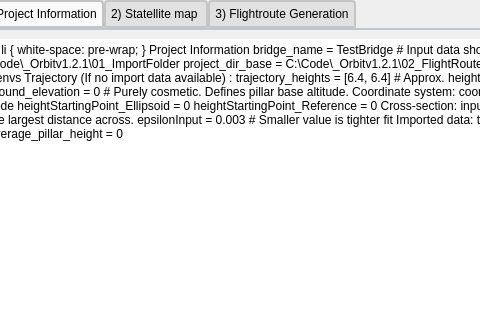
Above: ORBIT_UI4.ui from ErToBar2/ORBIT before the change; both pictures show x 323 to 803 and y 0 to 320 of the 1196 by 920 pixel window. Below: the same form after it.
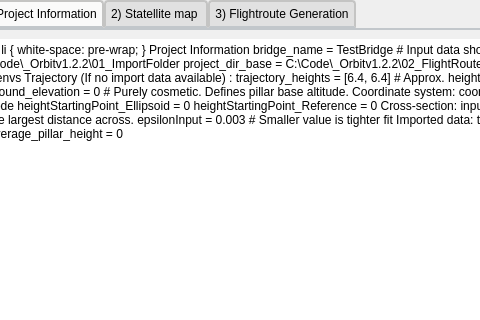
That is the form after the change. Icons and pictures are not drawn.

Patch:
```diff
--- a/ORBIT_UI4.ui
+++ b/ORBIT_UI4.ui
@@ -1119,8 +1119,8 @@
 &lt;/style&gt;&lt;/head&gt;&lt;body style=&quot; font-family:'MS Shell Dlg 2'; font-size:8.25pt; font-weight:400; font-style:normal;&quot;&gt;
 &lt;p align=&quot;center&quot; style=&quot; margin-top:12px; margin-bottom:12px; margin-left:0px; margin-right:0px; -qt-block-indent:0; text-indent:0px;&quot;&gt;&lt;span style=&quot; font-size:11pt; font-weight:600; text-decoration: underline; color:#e7e7e7;&quot;&gt;Project Information&lt;/span&gt;&lt;/p&gt;
 &lt;p style=&quot; margin-top:12px; margin-bottom:12px; margin-left:0px; margin-right:0px; -qt-block-indent:0; text-indent:0px;&quot;&gt;&lt;span style=&quot; font-size:11pt; color:#e7e7e7;&quot;&gt;bridge_name = &lt;/span&gt;&lt;span style=&quot; font-size:11pt; color:#00aaff;&quot;&gt;TestBridge &lt;/span&gt;&lt;span style=&quot; font-family:'Consolas,Courier New,monospace'; font-size:11pt; color:#6a9955;&quot;&gt;# Input data should have {&lt;/span&gt;&lt;span style=&quot; font-size:11pt; color:#e7e7e7;&quot;&gt;bridge_name&lt;/span&gt;&lt;span style=&quot; font-size:11pt; color:#6a9955;&quot;&gt;}&lt;/span&gt;&lt;span style=&quot; font-size:11pt; color:#e7e7e7;&quot;&gt; &lt;/span&gt;&lt;span style=&quot; font-size:11pt; color:#6a9955;&quot;&gt;and be in&lt;/span&gt;&lt;span style=&quot; font-size:11pt; color:#e7e7e7;&quot;&gt; import_dir&lt;/span&gt;&lt;/p&gt;
-&lt;p style=&quot; margin-top:12px; margin-bottom:12px; margin-left:0px; margin-right:0px; -qt-block-indent:0; text-indent:0px;&quot;&gt;&lt;span style=&quot; font-size:11pt; color:#e7e7e7;&quot;&gt;import_dir = &lt;/span&gt;&lt;span style=&quot; font-size:11pt; color:#00aaff;&quot;&gt;C:\Code\_Orbitv1.2.1\01_ImportFolder&lt;/span&gt;&lt;/p&gt;
-&lt;p style=&quot; margin-top:12px; margin-bottom:12px; margin-left:0px; margin-right:0px; -qt-block-indent:0; text-indent:0px;&quot;&gt;&lt;span style=&quot; font-size:11pt; color:#e7e7e7;&quot;&gt;project_dir_base = &lt;/span&gt;&lt;span style=&quot; font-size:11pt; color:#00aaff;&quot;&gt;C:\Code\_Orbitv1.2.1\02_FlightRoutes &lt;/span&gt;&lt;span style=&quot; font-family:'Consolas,Courier New,monospace'; font-size:11pt; color:#6a9955;&quot;&gt;# base for the project output&lt;/span&gt;&lt;/p&gt;
+&lt;p style=&quot; margin-top:12px; margin-bottom:12px; margin-left:0px; margin-right:0px; -qt-block-indent:0; text-indent:0px;&quot;&gt;&lt;span style=&quot; font-size:11pt; color:#e7e7e7;&quot;&gt;import_dir = &lt;/span&gt;&lt;span style=&quot; font-size:11pt; color:#00aaff;&quot;&gt;C:\Code\_Orbitv1.2.2\01_ImportFolder&lt;/span&gt;&lt;/p&gt;
+&lt;p style=&quot; margin-top:12px; margin-bottom:12px; margin-left:0px; margin-right:0px; -qt-block-indent:0; text-indent:0px;&quot;&gt;&lt;span style=&quot; font-size:11pt; color:#e7e7e7;&quot;&gt;project_dir_base = &lt;/span&gt;&lt;span style=&quot; font-size:11pt; color:#00aaff;&quot;&gt;C:\Code\_Orbitv1.2.2\02_FlightRoutes &lt;/span&gt;&lt;span style=&quot; font-family:'Consolas,Courier New,monospace'; font-size:11pt; color:#6a9955;&quot;&gt;# base for the project output&lt;/span&gt;&lt;/p&gt;
 &lt;p style=&quot; margin-top:12px; margin-bottom:12px; margin-left:0px; margin-right:0px; -qt-block-indent:0; text-indent:0px;&quot;&gt;&lt;span style=&quot; font-size:11pt; color:#e7e7e7;&quot;&gt;conda_environment = Orbit&lt;/span&gt;&lt;span style=&quot; font-size:11pt; color:#00aaff;&quot;&gt; &lt;/span&gt;&lt;span style=&quot; font-family:'Consolas,Courier New,monospace'; font-size:11pt; color:#6a9955;&quot;&gt;# conda info --envs&lt;/span&gt;&lt;/p&gt;
 &lt;p style=&quot;-qt-paragraph-type:empty; margin-top:12px; margin-bottom:12px; margin-left:0px; margin-right:0px; -qt-block-indent:0; text-indent:0px;&quot;&gt;&lt;br /&gt;&lt;/p&gt;
 &lt;p style=&quot; margin-top:12px; margin-bottom:12px; margin-left:0px; margin-right:0px; -qt-block-indent:0; text-indent:0px;&quot;&gt;&lt;span style=&quot; font-size:11pt; font-weight:600; text-decoration: underline; color:#e7e7e7;&quot;&gt;Trajectory &lt;/span&gt;&lt;span style=&quot; font-size:11pt; text-decoration: underline; color:#e7e7e7;&quot;&gt;(If no import data available)&lt;/span&gt;&lt;span style=&quot; font-size:11pt; font-weight:600; text-decoration: underline; color:#e7e7e7;&quot;&gt;: &lt;/span&gt;&lt;/p&gt;
```
Left out of the diff: 2 changed lines with no effect on the pictures.
